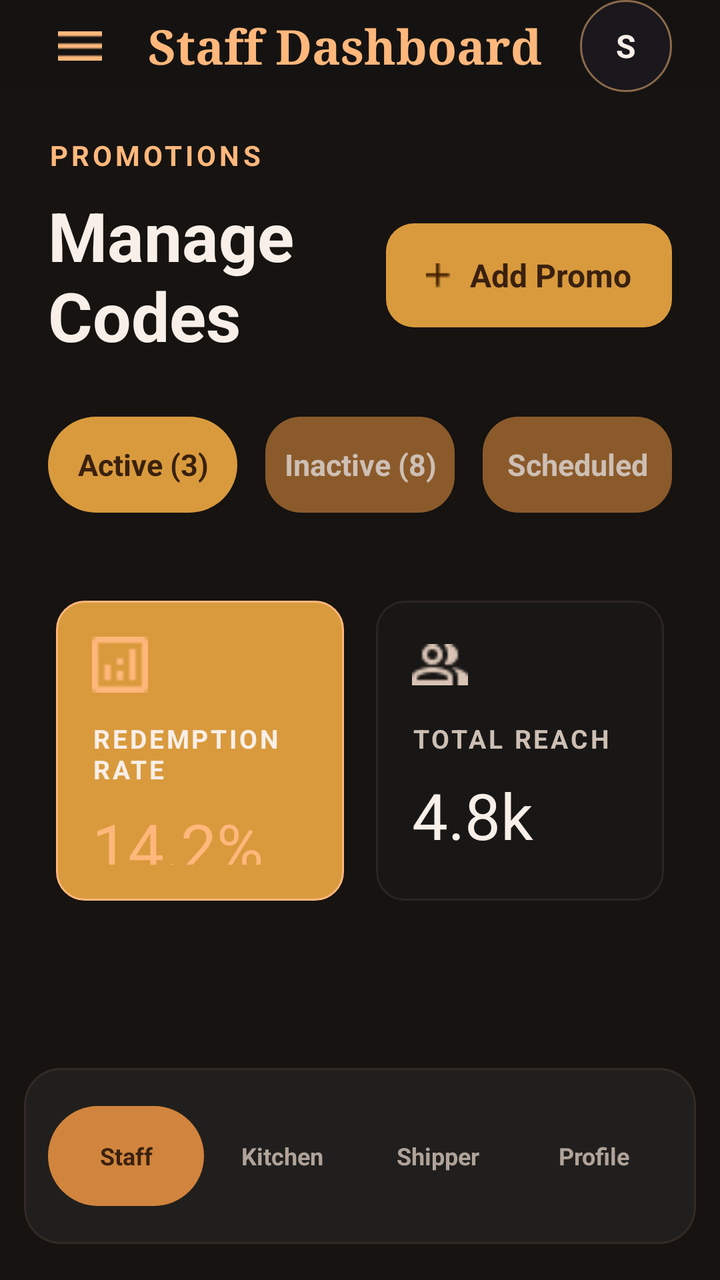
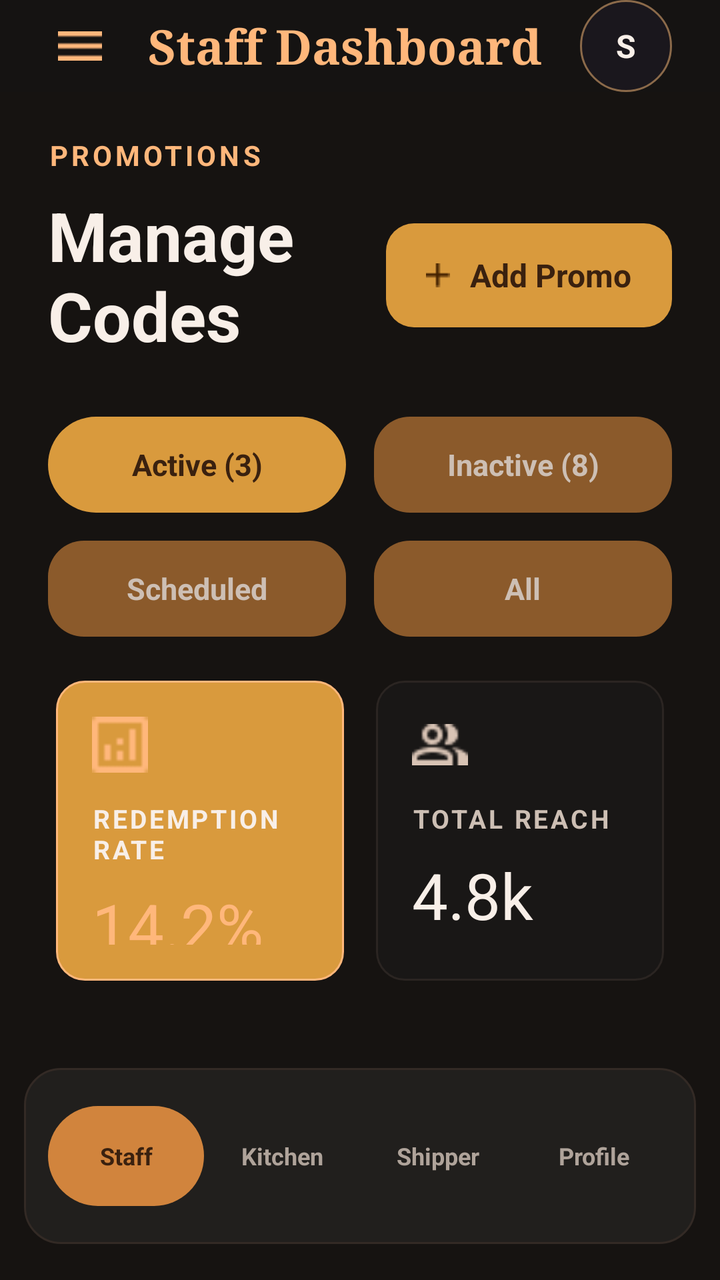

Screens rendered from an Android XML layout before and after an edit, with the pre-edit source and the edit as a unified diff.
<!-- AndroidManifest.xml: application theme Theme.PizzaTime -->
<!-- res/layout/fragment_manage_promo_codes.xml -->
<?xml version="1.0" encoding="utf-8"?>
<LinearLayout xmlns:android="http://schemas.android.com/apk/res/android"
    xmlns:app="http://schemas.android.com/apk/res-auto"
    android:id="@+id/rootManagePromoCodes"
    android:layout_width="match_parent"
    android:layout_height="match_parent"
    android:background="@color/pt_background"
    android:orientation="vertical">

    <include
        android:id="@+id/staffTopBar"
        layout="@layout/layout_staff_top_bar"
        android:layout_width="match_parent"
        android:layout_height="wrap_content"
        app:layout_constraintEnd_toEndOf="parent"
        app:layout_constraintStart_toStartOf="parent"
        app:layout_constraintTop_toTopOf="parent" />

    <ScrollView
        android:layout_width="match_parent"
        android:layout_height="0dp"
        android:layout_weight="1"
        android:fillViewport="false"
        android:overScrollMode="never">

        <LinearLayout
            android:layout_width="match_parent"
            android:layout_height="wrap_content"
            android:orientation="vertical"
            android:paddingBottom="28dp">

            <TextView
                android:id="@+id/tvSectionLabel"
                android:layout_width="wrap_content"
                android:layout_height="wrap_content"
                android:layout_marginStart="24dp"
                android:layout_marginTop="22dp"
                android:letterSpacing="0.12"
                android:text="@string/promotions"
                android:textColor="@color/pt_gold_light"
                android:textSize="14sp"
                android:textStyle="bold" />

            <LinearLayout
                android:layout_width="match_parent"
                android:layout_height="wrap_content"
                android:layout_marginHorizontal="24dp"
                android:layout_marginTop="8dp"
                android:baselineAligned="false"
                android:gravity="center_vertical"
                android:orientation="horizontal">

                <TextView
                    android:id="@+id/tvTitle"
                    android:layout_width="0dp"
                    android:layout_height="wrap_content"
                    android:layout_weight="1"
                    android:text="@string/manage_codes"
                    android:textColor="@color/pt_text_primary"
                    android:textSize="34sp"
                    android:textStyle="bold" />

                <TextView
                    android:id="@+id/btnAddPromo"
                    android:layout_width="wrap_content"
                    android:layout_height="52dp"
                    android:background="@drawable/bg_promo_add_button"
                    android:drawablePadding="10dp"
                    android:gravity="center"
                    android:paddingHorizontal="20dp"
                    android:text="@string/add_promo"
                    android:textColor="@color/pt_text_dark"
                    android:textSize="16sp"
                    android:textStyle="bold"
                    app:drawableStartCompat="@drawable/ic_add" />
            </LinearLayout>

            <LinearLayout
                android:id="@+id/layoutFilters"
                android:layout_width="match_parent"
                android:layout_height="wrap_content"
                android:layout_marginHorizontal="24dp"
                android:layout_marginTop="28dp"
                android:baselineAligned="false"
                android:orientation="horizontal">

                <TextView
                    android:id="@+id/tvChipActive"
                    android:layout_width="0dp"
                    android:layout_height="48dp"
                    android:layout_weight="1"
                    android:background="@drawable/bg_promo_chip_selected"
                    android:gravity="center"
                    android:text="@string/active_count"
                    android:textColor="@color/pt_text_dark"
                    android:textSize="15sp"
                    android:textStyle="bold" />

                <TextView
                    android:id="@+id/tvChipInactive"
                    android:layout_width="0dp"
                    android:layout_height="48dp"
                    android:layout_marginStart="14dp"
                    android:layout_weight="1"
                    android:background="@drawable/bg_promo_chip_unselected"
                    android:gravity="center"
                    android:text="@string/inactive_count"
                    android:textColor="@color/pt_text_secondary"
                    android:textSize="15sp"
                    android:textStyle="bold" />

                <TextView
                    android:id="@+id/tvChipScheduled"
                    android:layout_width="0dp"
                    android:layout_height="48dp"
                    android:layout_marginStart="14dp"
                    android:layout_weight="1"
                    android:background="@drawable/bg_promo_chip_unselected"
                    android:gravity="center"
                    android:text="@string/scheduled"
                    android:textColor="@color/pt_text_secondary"
                    android:textSize="15sp"
                    android:textStyle="bold" />
            </LinearLayout>

            <androidx.recyclerview.widget.RecyclerView
                android:id="@+id/rvPromos"
                android:layout_width="match_parent"
                android:layout_height="wrap_content"
                android:layout_marginTop="22dp"
                android:nestedScrollingEnabled="false"
                android:overScrollMode="never" />

            <TextView
                android:id="@+id/tvEmptyPromos"
                android:layout_width="match_parent"
                android:layout_height="120dp"
                android:gravity="center"
                android:text="@string/no_promos_found"
                android:textColor="@color/pt_text_secondary"
                android:textSize="16sp"
                android:visibility="gone" />

            <LinearLayout
                android:id="@+id/layoutStats"
                android:layout_width="match_parent"
                android:layout_height="wrap_content"
                android:layout_marginHorizontal="28dp"
                android:layout_marginTop="22dp"
                android:baselineAligned="false"
                android:orientation="horizontal">

                <LinearLayout
                    android:layout_width="0dp"
                    android:layout_height="150dp"
                    android:layout_weight="1"
                    android:background="@drawable/bg_promo_stats_primary"
                    android:orientation="vertical"
                    android:padding="18dp">

                    <ImageView
                        android:layout_width="28dp"
                        android:layout_height="28dp"
                        android:contentDescription="@string/redemption_rate"
                        android:src="@drawable/ic_chart" />

                    <TextView
                        android:layout_width="wrap_content"
                        android:layout_height="wrap_content"
                        android:layout_marginTop="14dp"
                        android:letterSpacing="0.1"
                        android:text="@string/redemption_rate"
                        android:textColor="@color/pt_text_primary"
                        android:textSize="13sp"
                        android:textStyle="bold" />

                    <TextView
                        android:id="@+id/redemption_rate"
                        android:layout_width="wrap_content"
                        android:layout_height="wrap_content"
                        android:layout_marginTop="8dp"
                        android:text="@string/redemption_rate_value"
                        android:textColor="@color/pt_gold_light"
                        android:textSize="32sp" />
                </LinearLayout>

                <LinearLayout
                    android:layout_width="0dp"
                    android:layout_height="150dp"
                    android:layout_marginStart="16dp"
                    android:layout_weight="1"
                    android:background="@drawable/bg_promo_stats_secondary"
                    android:orientation="vertical"
                    android:padding="18dp">

                    <ImageView
                        android:layout_width="28dp"
                        android:layout_height="28dp"
                        android:contentDescription="@string/total_reach"
                        android:src="@drawable/ic_people" />

                    <TextView
                        android:layout_width="wrap_content"
                        android:layout_height="wrap_content"
                        android:layout_marginTop="14dp"
                        android:letterSpacing="0.1"
                        android:text="@string/total_reach"
                        android:textColor="@color/pt_text_secondary"
                        android:textSize="13sp"
                        android:textStyle="bold" />

                    <TextView
                        android:id="@+id/total_reach"
                        android:layout_width="wrap_content"
                        android:layout_height="wrap_content"
                        android:layout_marginTop="8dp"
                        android:text="@string/total_reach_value"
                        android:textColor="@color/pt_text_primary"
                        android:textSize="32sp" />
                </LinearLayout>
            </LinearLayout>
        </LinearLayout>
    </ScrollView>

    <include
        android:id="@+id/staffBottomNav"
        layout="@layout/layout_staff_bottom_nav"
        android:layout_width="match_parent"
        android:layout_height="88dp"
        android:layout_marginStart="12dp"
        android:layout_marginEnd="12dp"
        android:layout_marginBottom="18dp" />

</LinearLayout>
<!-- res/layout/layout_staff_top_bar.xml (included above) -->
<?xml version="1.0" encoding="utf-8"?>
<LinearLayout xmlns:android="http://schemas.android.com/apk/res/android"
    xmlns:app="http://schemas.android.com/apk/res-auto"
    android:id="@+id/staffTopBarRoot"
    android:layout_width="match_parent"
    android:layout_height="66dp"
    android:background="@drawable/bg_top_bar_dark"
    android:gravity="center_vertical"
    android:orientation="horizontal"
    android:paddingStart="24dp"
    android:paddingEnd="24dp">

    <ImageView
        android:id="@+id/btnMenu"
        android:layout_width="32dp"
        android:layout_height="32dp"
        android:contentDescription="@string/staff_menu_content_description"
        android:padding="5dp"
        android:src="@drawable/ic_menu" />

    <TextView
        android:id="@+id/tvAdminTitle"
        android:layout_width="0dp"
        android:layout_height="wrap_content"
        android:layout_marginStart="18dp"
        android:layout_weight="1"
        android:fontFamily="serif"
        android:text="@string/staff_dashboard_title"
        android:textColor="@color/pt_gold_light"
        android:textSize="24sp"
        android:textStyle="bold" />

    <FrameLayout
        android:id="@+id/avatarFrame"
        android:layout_width="46dp"
        android:layout_height="46dp"
        android:background="@drawable/bg_avatar_circle"
        android:contentDescription="@string/staff_avatar_content_description"
        android:padding="2dp">

        <TextView
            android:id="@+id/tvAdminAvatar"
            android:layout_width="match_parent"
            android:layout_height="match_parent"
            android:background="@drawable/bg_customer_account_avatar_fill"
            android:gravity="center"
            android:text="@string/staff_avatar_initial"
            android:textColor="@color/pt_text_primary"
            android:textSize="16sp"
            android:textStyle="bold" />

        <com.google.android.material.imageview.ShapeableImageView
            android:id="@+id/ivAdminAvatar"
            android:layout_width="match_parent"
            android:layout_height="match_parent"
            android:contentDescription="@string/staff_avatar_content_description"
            android:scaleType="centerCrop"
            android:visibility="gone"
            app:shapeAppearanceOverlay="@style/ShapeAppearance.PizzaTime.Circle" />

    </FrameLayout>

</LinearLayout>
<!-- res/layout/layout_staff_bottom_nav.xml (included above) -->
<?xml version="1.0" encoding="utf-8"?>
<LinearLayout xmlns:android="http://schemas.android.com/apk/res/android"
    android:id="@+id/staffBottomNavRoot"
    android:layout_width="match_parent"
    android:layout_height="88dp"
    android:background="@drawable/bg_bottom_nav"
    android:gravity="center_vertical"
    android:orientation="horizontal"
    android:paddingStart="12dp"
    android:paddingTop="8dp"
    android:paddingEnd="12dp"
    android:paddingBottom="8dp">

    <TextView
        android:id="@+id/navDashboard"
        android:layout_width="0dp"
        android:layout_height="50dp"
        android:layout_weight="1"
        android:background="@drawable/bg_bottom_nav_item_selected"
        android:clickable="true"
        android:focusable="true"
        android:foreground="?attr/selectableItemBackground"
        android:gravity="center"
        android:text="@string/staff_nav_dashboard"
        android:textColor="@color/pt_text_dark"
        android:textSize="12sp"
        android:textStyle="bold" />

    <TextView
        android:id="@+id/navKitchen"
        android:layout_width="0dp"
        android:layout_height="50dp"
        android:layout_weight="1"
        android:clickable="true"
        android:focusable="true"
        android:foreground="?attr/selectableItemBackground"
        android:gravity="center"
        android:text="@string/staff_nav_kitchen"
        android:textColor="@color/pt_text_secondary_dark_bg"
        android:textSize="12sp"
        android:textStyle="bold" />

    <TextView
        android:id="@+id/navDelivery"
        android:layout_width="0dp"
        android:layout_height="50dp"
        android:layout_weight="1"
        android:clickable="true"
        android:focusable="true"
        android:foreground="?attr/selectableItemBackground"
        android:gravity="center"
        android:text="@string/staff_nav_delivery"
        android:textColor="@color/pt_text_secondary_dark_bg"
        android:textSize="12sp"
        android:textStyle="bold" />

    <TextView
        android:id="@+id/navProfile"
        android:layout_width="0dp"
        android:layout_height="50dp"
        android:layout_weight="1"
        android:clickable="true"
        android:focusable="true"
        android:foreground="?attr/selectableItemBackground"
        android:gravity="center"
        android:text="@string/staff_nav_profile"
        android:textColor="@color/pt_text_secondary_dark_bg"
        android:textSize="12sp"
        android:textStyle="bold" />

</LinearLayout>
<!-- resources referenced by this layout -->
<resources>
  <color name="pt_background">#161311</color>
  <color name="pt_gold_light">#FFB77B</color>
  <color name="pt_text_dark">#3A210F</color>
  <color name="pt_text_primary">#F8EFE8</color>
  <color name="pt_text_secondary">#CDBFB4</color>
  <color name="pt_text_secondary_dark_bg">#AFA39A</color>
  <!-- drawable bg_bottom_nav (drawable) -->
  ﻿<shape xmlns:android="http://schemas.android.com/apk/res/android">
      <corners android:radius="18dp" />
      <solid android:color="#211F1D" />
      <stroke
          android:width="1dp"
          android:color="#332A25" />
  </shape>
  <!-- drawable bg_bottom_nav_item_selected (drawable) -->
  ﻿<shape xmlns:android="http://schemas.android.com/apk/res/android">
      <corners android:radius="999dp" />
      <solid android:color="#D1843D" />
  </shape>
  <!-- drawable bg_customer_account_avatar_fill (drawable) -->
  <?xml version="1.0" encoding="utf-8"?>
  <shape xmlns:android="http://schemas.android.com/apk/res/android"
      android:shape="oval">
  
      <solid android:color="@color/pt_dark_2" />
  
  </shape>
  <!-- drawable bg_promo_add_button (drawable) -->
  <shape xmlns:android="http://schemas.android.com/apk/res/android">
      <solid android:color="@color/pt_copper" />
      <corners android:radius="14dp" />
  </shape>
  <!-- drawable bg_promo_chip_selected (drawable) -->
  <shape xmlns:android="http://schemas.android.com/apk/res/android">
      <solid android:color="@color/pt_copper" />
      <corners android:radius="24dp" />
  </shape>
  <!-- drawable bg_promo_chip_unselected (drawable) -->
  <shape xmlns:android="http://schemas.android.com/apk/res/android">
      <solid android:color="@color/pt_gold_dark" />
      <corners android:radius="18dp" />
  </shape>
  <!-- drawable bg_promo_stats_primary (drawable) -->
  <shape xmlns:android="http://schemas.android.com/apk/res/android">
      <solid android:color="@color/pt_copper" />
      <corners android:radius="14dp" />
      <stroke
          android:width="1dp"
          android:color="@color/pt_gold_light" />
  </shape>
  <!-- drawable bg_top_bar_dark (drawable) -->
  ﻿<shape xmlns:android="http://schemas.android.com/apk/res/android">
      <solid android:color="#151312" />
  </shape>
  <string name="active_count">Active (3)</string>
  <string name="add_promo">Add Promo</string>
  <string name="inactive_count">Inactive (8)</string>
  <string name="manage_codes">Manage Codes</string>
  <string name="no_promos_found">No promo codes found</string>
  <string name="promotions">PROMOTIONS</string>
  <string name="redemption_rate">REDEMPTION RATE</string>
  <string name="redemption_rate_value">14.2%%</string>
  <string name="scheduled">Scheduled</string>
  <string name="staff_avatar_content_description">Profile avatar</string>
  <string name="staff_avatar_initial">S</string>
  <string name="staff_dashboard_title">Staff Dashboard</string>
  <string name="staff_menu_content_description">Open staff menu</string>
  <string name="staff_nav_dashboard">Staff</string>
  <string name="staff_nav_delivery">Shipper</string>
  <string name="staff_nav_kitchen">Kitchen</string>
  <string name="staff_nav_profile">Profile</string>
  <string name="total_reach">TOTAL REACH</string>
  <string name="total_reach_value">4.8k</string>
  <style name="ShapeAppearance.PizzaTime.Circle" parent="ShapeAppearance.MaterialComponents.SmallComponent">
          <item name="cornerFamily">rounded</item>
          <item name="cornerSize">50%</item>
      </style>
  <color name="pt_dark_2">#1A171D</color>
  <color name="pt_stroke_gold">#8B6A4A</color>
  <color name="pt_copper">#D99A3D</color>
  <color name="pt_gold_dark">#8B5A2B</color>
  <color name="pt_card_dark">#191716</color>
  <color name="pt_stroke_dark">#2B2522</color>
  <color name="white">#FFFFFFFF</color>
  <color name="black">#FF000000</color>
  <!-- unchanged entries left out for length: 7 -->
</resources>

<!-- the commit's change to res/layout/fragment_manage_promo_codes.xml (unified diff, before → after) -->
@@ -82,45 +82,72 @@
                 android:layout_marginHorizontal="24dp"
                 android:layout_marginTop="28dp"
                 android:baselineAligned="false"
-                android:orientation="horizontal">
-
-                <TextView
-                    android:id="@+id/tvChipActive"
-                    android:layout_width="0dp"
-                    android:layout_height="48dp"
-                    android:layout_weight="1"
-                    android:background="@drawable/bg_promo_chip_selected"
-                    android:gravity="center"
-                    android:text="@string/active_count"
-                    android:textColor="@color/pt_text_dark"
-                    android:textSize="15sp"
-                    android:textStyle="bold" />
-
-                <TextView
-                    android:id="@+id/tvChipInactive"
-                    android:layout_width="0dp"
-                    android:layout_height="48dp"
-                    android:layout_marginStart="14dp"
-                    android:layout_weight="1"
-                    android:background="@drawable/bg_promo_chip_unselected"
-                    android:gravity="center"
-                    android:text="@string/inactive_count"
-                    android:textColor="@color/pt_text_secondary"
-                    android:textSize="15sp"
-                    android:textStyle="bold" />
-
-                <TextView
-                    android:id="@+id/tvChipScheduled"
-                    android:layout_width="0dp"
-                    android:layout_height="48dp"
-                    android:layout_marginStart="14dp"
-                    android:layout_weight="1"
-                    android:background="@drawable/bg_promo_chip_unselected"
-                    android:gravity="center"
-                    android:text="@string/scheduled"
-                    android:textColor="@color/pt_text_secondary"
-                    android:textSize="15sp"
-                    android:textStyle="bold" />
+                android:orientation="vertical">
+
+                <LinearLayout
+                    android:layout_width="match_parent"
+                    android:layout_height="wrap_content"
+                    android:baselineAligned="false"
+                    android:orientation="horizontal">
+
+                    <TextView
+                        android:id="@+id/tvChipActive"
+                        android:layout_width="0dp"
+                        android:layout_height="48dp"
+                        android:layout_weight="1"
+                        android:background="@drawable/bg_promo_chip_selected"
+                        android:gravity="center"
+                        android:text="@string/active_count"
+                        android:textColor="@color/pt_text_dark"
+                        android:textSize="15sp"
+                        android:textStyle="bold" />
+
+                    <TextView
+                        android:id="@+id/tvChipInactive"
+                        android:layout_width="0dp"
+                        android:layout_height="48dp"
+                        android:layout_marginStart="14dp"
+                        android:layout_weight="1"
+                        android:background="@drawable/bg_promo_chip_unselected"
+                        android:gravity="center"
+                        android:text="@string/inactive_count"
+                        android:textColor="@color/pt_text_secondary"
+                        android:textSize="15sp"
+                        android:textStyle="bold" />
+                </LinearLayout>
+
+                <LinearLayout
+                    android:layout_width="match_parent"
+                    android:layout_height="wrap_content"
+                    android:layout_marginTop="14dp"
+                    android:baselineAligned="false"
+                    android:orientation="horizontal">
+
+                    <TextView
+                        android:id="@+id/tvChipScheduled"
+                        android:layout_width="0dp"
+                        android:layout_height="48dp"
+                        android:layout_weight="1"
+                        android:background="@drawable/bg_promo_chip_unselected"
+                        android:gravity="center"
+                        android:text="@string/scheduled"
+                        android:textColor="@color/pt_text_secondary"
+                        android:textSize="15sp"
+                        android:textStyle="bold" />
+
+                    <TextView
+                        android:id="@+id/tvChipAll"
+                        android:layout_width="0dp"
+                        android:layout_height="48dp"
+                        android:layout_marginStart="14dp"
+                        android:layout_weight="1"
+                        android:background="@drawable/bg_promo_chip_unselected"
+                        android:gravity="center"
+                        android:text="@string/menu_category_all"
+                        android:textColor="@color/pt_text_secondary"
+                        android:textSize="15sp"
+                        android:textStyle="bold" />
+                </LinearLayout>
             </LinearLayout>
 
             <androidx.recyclerview.widget.RecyclerView
@@ -129,7 +156,14 @@
                 android:layout_height="wrap_content"
                 android:layout_marginTop="22dp"
                 android:nestedScrollingEnabled="false"
-                android:overScrollMode="never" />
+                android:overScrollMode="never"
+                android:visibility="gone" />
+
+            <LinearLayout
+                android:id="@+id/promoListContainer"
+                android:layout_width="match_parent"
+                android:layout_height="wrap_content"
+                android:orientation="vertical" />
 
             <TextView
                 android:id="@+id/tvEmptyPromos"
<!-- resource entries referenced after the edit -->
@@ -58,6 +58,7 @@
   <string name="add_promo">Add Promo</string>
   <string name="inactive_count">Inactive (8)</string>
   <string name="manage_codes">Manage Codes</string>
+  <string name="menu_category_all">All</string>
   <string name="no_promos_found">No promo codes found</string>
   <string name="promotions">PROMOTIONS</string>
   <string name="redemption_rate">REDEMPTION RATE</string>
